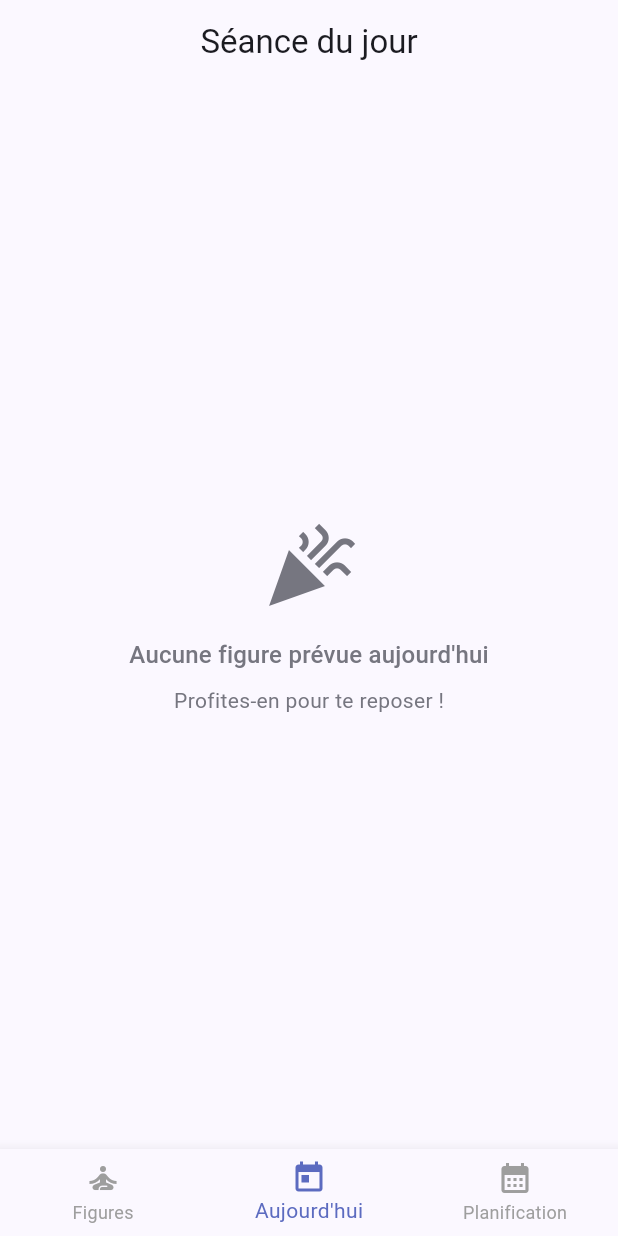
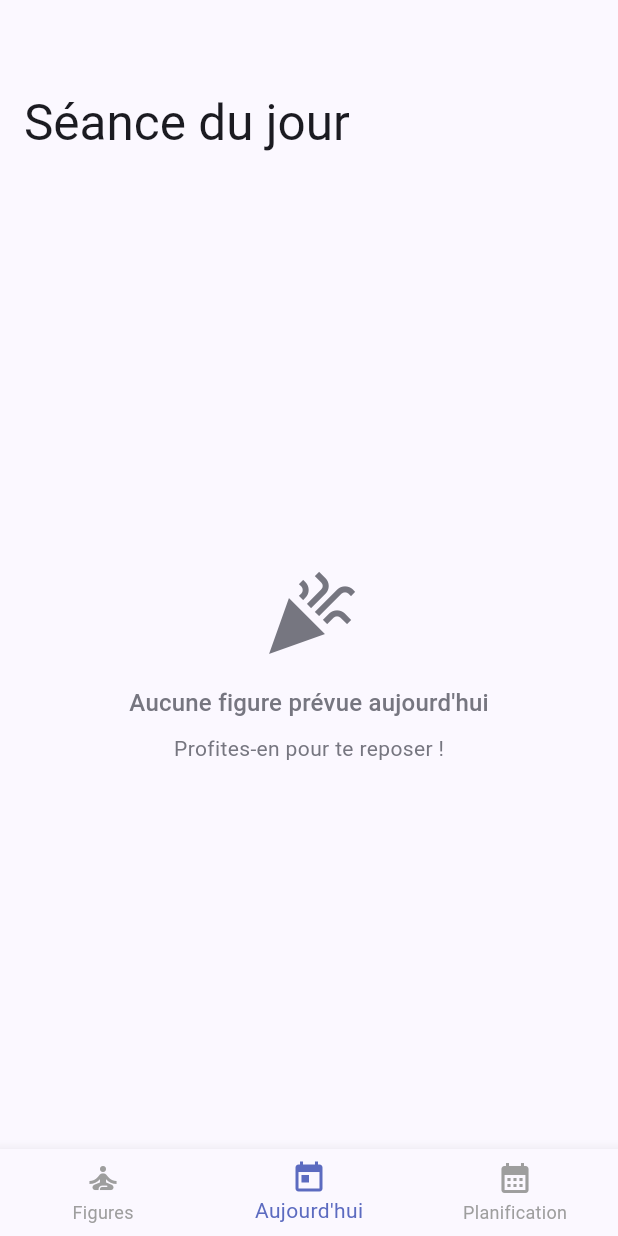
Before and after one commit to valooozz/kalis, a Flutter app: the screen it shows once a user with an empty profile is signed in, on a phone screen of 412 x 824 dp. Run offline on Flutter 3.47's test engine with Material 3 defaults, Android fonts, the light colour scheme and no system bars; our stand-ins replace cloud_firestore, firebase_auth, firebase_core, flutter_riverpod, go_router, shared_preferences; accounts and stored records are empty; network calls fail.

Commit message:
amélioration style titres des écrans

```diff
--- a/lib/screens/today/today_screen.dart
+++ b/lib/screens/today/today_screen.dart
@@ -17,13 +17,27 @@ class TodayScreen extends ConsumerWidget {
     final theme = Theme.of(context);
 
     return Scaffold(
-      appBar: AppBar(title: const Text("Séance du jour")),
       body: figuresAsync.when(
         loading: () => const Center(child: CircularProgressIndicator()),
         error: (e, _) => Center(child: Text('Erreur : $e')),
         data: (figures) {
-          if (figures.isEmpty) {
-            return Center(
+          return doneIdsAsync.when(
+            loading: () => const Center(child: CircularProgressIndicator()),
+            error: (e, _) => Center(child: Text('Erreur : $e')),
+            data: (doneIds) {
+              return CustomScrollView(
+                slivers: [
+                  SliverAppBar(
+                    pinned: true,
+                    expandedHeight: 120,
+                    flexibleSpace: FlexibleSpaceBar(
+                      title: const Text('Séance du jour'),
+                      titlePadding: const EdgeInsets.only(left: 16, bottom: 16),
+                    ),
+                  ),
+                  if (figures.isEmpty)
+                    SliverFillRemaining(
+                      child: Center(
                         child: Column(
                           mainAxisAlignment: MainAxisAlignment.center,
                           children: [
@@ -48,35 +62,36 @@ class TodayScreen extends ConsumerWidget {
                             ),
                           ],
                         ),
-            );
-          }
-
-          return doneIdsAsync.when(
-            loading: () => const Center(child: CircularProgressIndicator()),
-            error: (e, _) => Center(child: Text('Erreur : $e')),
-            data: (doneIds) {
-              return Padding(
+                      ),
+                    )
+                  else
+                    SliverPadding(
                       padding: const EdgeInsets.all(16),
-                child: GridView.builder(
-                  gridDelegate: const SliverGridDelegateWithFixedCrossAxisCount(
+                      sliver: SliverGrid(
+                        gridDelegate:
+                            const SliverGridDelegateWithFixedCrossAxisCount(
                               crossAxisCount: 3,
                               crossAxisSpacing: 8,
                               mainAxisSpacing: 8,
                             ),
-                  itemCount: figures.length,
-                  itemBuilder: (context, index) {
+                        delegate: SliverChildBuilderDelegate((context, index) {
                           final figure = figures[index];
                           final isDone = doneIds.contains(figure.id);
-
                           return FigureSquareCard(
                             figure: figure,
                             isDone: isDone,
-                      onTap: () =>
-                          _openTrainingDialog(context, ref, figure, isDone),
+                            onTap: () => _openTrainingDialog(
+                              context,
+                              ref,
+                              figure,
+                              isDone,
+                            ),
                             onLongPress: () => _toggleDone(ref, figure, isDone),
                           );
-                  },
+                        }, childCount: figures.length),
                       ),
+                    ),
+                ],
               );
             },
           );
```
Also changed, not shown: lib/screens/figures/figures_screen.dart (+8 -1 lines), lib/screens/planning/planning_screen.dart (+8 -1 lines). Lines whose indentation alone changed are shown as unchanged.
